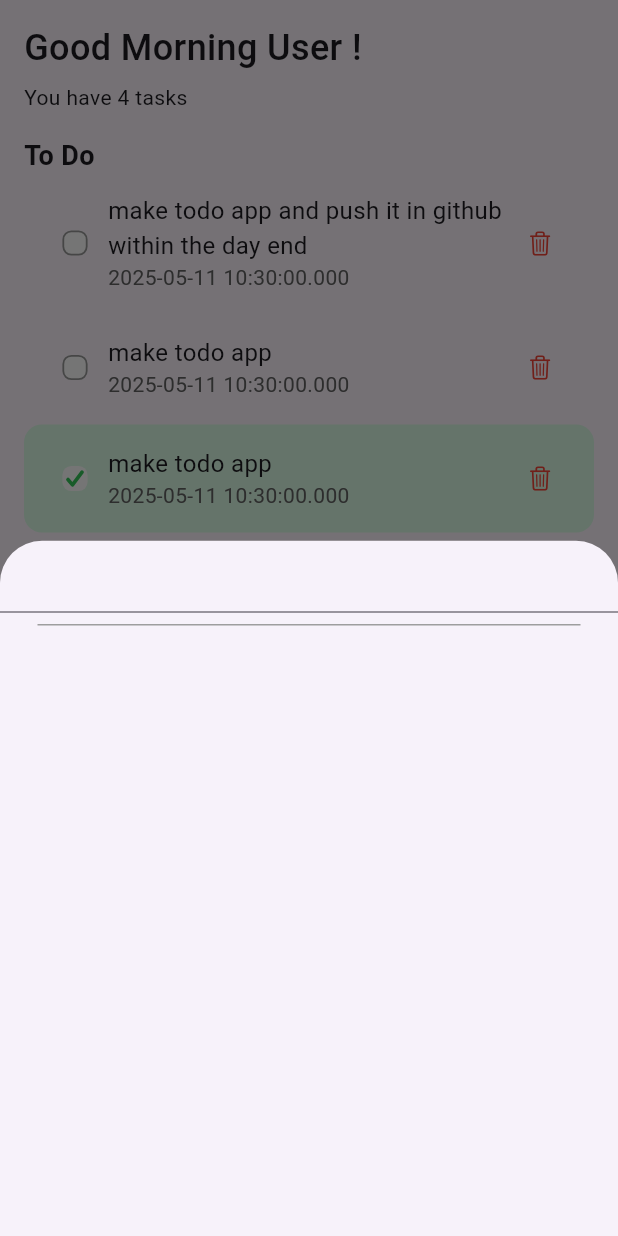
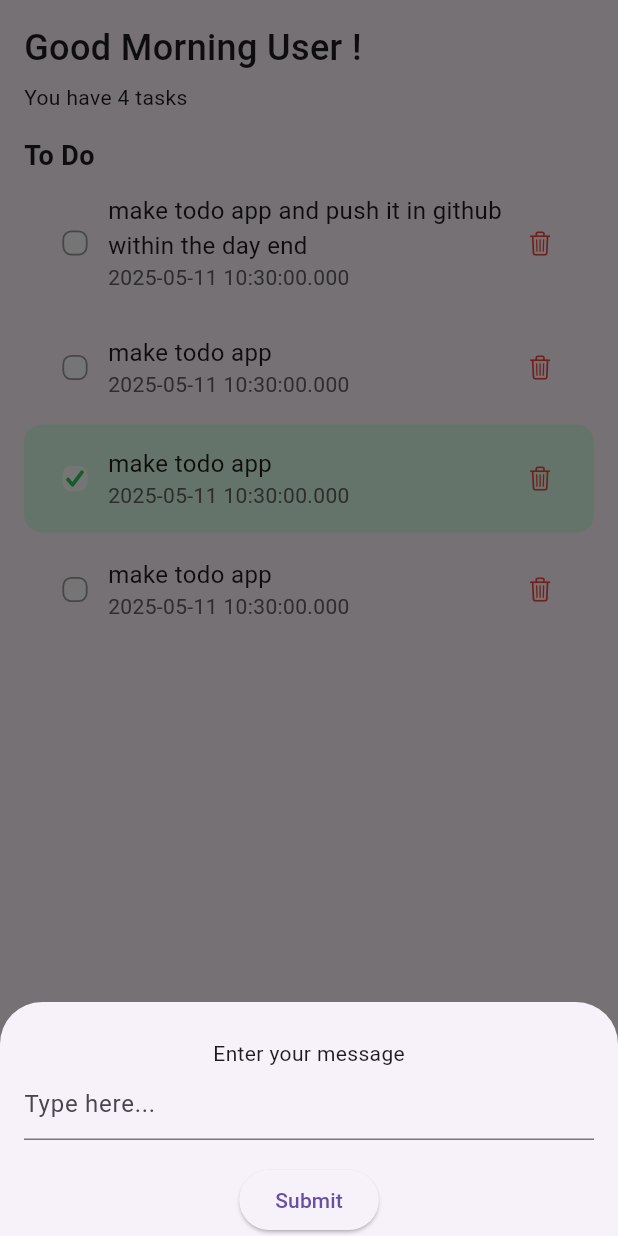
Before and after one commit to 0xawasthi/TODOapp, a Flutter app: the screen it shows after launch, after a tap on the "add" icon, on a phone screen of 412 x 824 dp. Run offline on Flutter 3.47's test engine with Material 3 defaults, Android fonts, the phone set to English and light mode, and no system bars.

Commit message:
bottm sheet

```diff
--- /dev/null
+++ b/lib/bottom_sheet.dart
@@ -0,0 +1,34 @@
+import 'package:flutter/material.dart';
+
+class NewTask extends StatelessWidget {
+  const NewTask({super.key});
+
+  @override
+  Widget build(BuildContext context) {
+    return Padding(
+      padding: EdgeInsets.only(
+        bottom:
+            MediaQuery.of(
+              context,
+            ).viewInsets.bottom, // Push up when keyboard appears
+        left: 16,
+        right: 16,
+        top: 24,
+      ),
+      child: Column(
+        mainAxisSize: MainAxisSize.min,
+        children: [
+          Text("Enter your message"),
+          TextField(decoration: InputDecoration(hintText: 'Type here...')),
+          SizedBox(height: 16),
+          ElevatedButton(
+            onPressed: () {
+              Navigator.pop(context);
+            },
+            child: Text("Submit"),
+          ),
+        ],
+      ),
+    );
+  }
+}
--- a/lib/drawer.dart
+++ /dev/null
@@ -1,10 +0,0 @@
-import 'package:flutter/material.dart';
-
-class NewTask extends StatelessWidget {
-  const NewTask({super.key});
-
-  @override
-  Widget build(BuildContext context) {
-    return Drawer();
-  }
-}
--- a/lib/homepage.dart
+++ b/lib/homepage.dart
@@ -1,6 +1,6 @@
 import 'package:flutter/material.dart';
 import 'package:flutter/services.dart';
-import 'package:todo/drawer.dart';
+import 'package:todo/bottom_sheet.dart';
 import 'package:todo/todo_tile.dart';
 
 class HomePage extends StatefulWidget {
@@ -32,13 +32,6 @@ class _HomePageState extends State<HomePage> {
     });
   }
 
-  // // Add new tasks
-  // void addNewTask() {
-  //   setState(() {
-  //     return BottomSheet(onClosing: onClosing, builder: builder)
-  //   });
-  // }
-
   @override
   Widget build(BuildContext context) {
     final h = MediaQuery.of(context).size.height;
@@ -56,20 +49,7 @@ class _HomePageState extends State<HomePage> {
               showModalBottomSheet(
                 context: context,
                 builder: (context) {
-                  return Column(
-                    children: [
-                      TextField(
-                        autofillHints: Iterable.empty(),
-                        controller: TextEditingController(),
-                        style: TextStyle(
-                          color: Colors.black,
-                          backgroundColor: Colors.grey,
-                        ),
-                      ),
-
-                      Divider(color: Colors.grey, endIndent: 25, indent: 25),
-                    ],
-                  );
+                  return NewTask();
                 },
               );
             },
```
